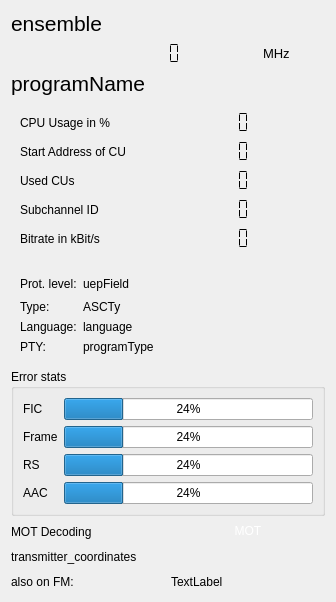
First picture: the form in forms/technical_data.ui, repository JvanKatwijk/qt-dab, before the edit.
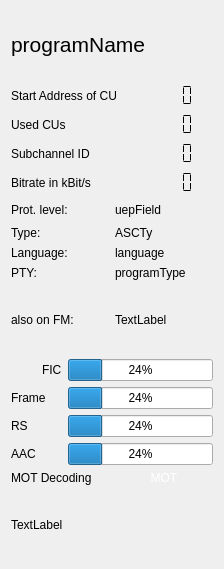
Second picture: the form after the edit.

```diff
--- a/forms/technical_data.ui
+++ b/forms/technical_data.ui
@@ -6,87 +6,14 @@
    <rect>
     <x>0</x>
     <y>0</y>
-    <width>336</width>
-    <height>602</height>
+    <width>224</width>
+    <height>569</height>
    </rect>
   </property>
   <property name="windowTitle">
    <string>Technical Details</string>
   </property>
   <layout class="QVBoxLayout" name="verticalLayout">
-   <item>
-    <widget class="QLabel" name="ensemble">
-     <property name="font">
-      <font>
-       <pointsize>16</pointsize>
-      </font>
-     </property>
-     <property name="toolTip">
-      <string>&lt;html&gt;&lt;head/&gt;&lt;body&gt;&lt;p&gt;Ensemble Name&lt;/p&gt;&lt;/body&gt;&lt;/html&gt;</string>
-     </property>
-     <property name="text">
-      <string>ensemble</string>
-     </property>
-    </widget>
-   </item>
-   <item>
-    <layout class="QHBoxLayout" name="horizontalLayout">
-     <item>
-      <widget class="QLCDNumber" name="frequency">
-       <property name="sizePolicy">
-        <sizepolicy hsizetype="Minimum" vsizetype="Minimum">
-         <horstretch>8</horstretch>
-         <verstretch>0</verstretch>
-        </sizepolicy>
-       </property>
-       <property name="font">
-        <font>
-         <pointsize>12</pointsize>
-        </font>
-       </property>
-       <property name="toolTip">
-        <string>&lt;html&gt;&lt;head/&gt;&lt;body&gt;&lt;p&gt;Frequency in MHz&lt;/p&gt;&lt;p&gt;Only shown when the input is not a pre-recorded file.&lt;/p&gt;&lt;/body&gt;&lt;/html&gt;</string>
-       </property>
-       <property name="frameShape">
-        <enum>QFrame::NoFrame</enum>
-       </property>
-       <property name="frameShadow">
-        <enum>QFrame::Raised</enum>
-       </property>
-       <property name="smallDecimalPoint">
-        <bool>true</bool>
-       </property>
-       <property name="digitCount">
-        <number>8</number>
-       </property>
-       <property name="segmentStyle">
-        <enum>QLCDNumber::Flat</enum>
-       </property>
-      </widget>
-     </item>
-     <item>
-      <widget class="QLabel" name="label_4">
-       <property name="sizePolicy">
-        <sizepolicy hsizetype="Preferred" vsizetype="Preferred">
-         <horstretch>2</horstretch>
-         <verstretch>0</verstretch>
-        </sizepolicy>
-       </property>
-       <property name="font">
-        <font>
-         <pointsize>10</pointsize>
-        </font>
-       </property>
-       <property name="toolTip">
-        <string>&lt;html&gt;&lt;head/&gt;&lt;body&gt;&lt;p&gt;Frequency in MHz&lt;/p&gt;&lt;p&gt;Only shown when the input is not a pre-recorded file.&lt;/p&gt;&lt;/body&gt;&lt;/html&gt;</string>
-       </property>
-       <property name="text">
-        <string>MHz</string>
-       </property>
-      </widget>
-     </item>
-    </layout>
-   </item>
    <item>
     <widget class="QLabel" name="programName">
      <property name="font">
@@ -103,33 +30,15 @@
     </widget>
    </item>
    <item>
-    <widget class="QWidget" name="techdetailGroup" native="true">
-     <layout class="QFormLayout" name="formLayout_2">
+    <layout class="QFormLayout" name="formLayout">
       <item row="0" column="0">
-       <widget class="QLabel" name="cpuLabel">
-        <property name="text">
-         <string>CPU Usage in %</string>
-        </property>
-       </widget>
-      </item>
-      <item row="0" column="1">
-       <widget class="QLCDNumber" name="cpuMonitor">
-        <property name="frameShape">
-         <enum>QFrame::NoFrame</enum>
-        </property>
-        <property name="segmentStyle">
-         <enum>QLCDNumber::Flat</enum>
-        </property>
-       </widget>
-      </item>
-      <item row="1" column="0">
        <widget class="QLabel" name="label">
         <property name="text">
          <string>Start Address of CU</string>
         </property>
        </widget>
       </item>
-      <item row="1" column="1">
+     <item row="0" column="1">
        <widget class="QLCDNumber" name="startAddressDisplay">
         <property name="frameShape">
          <enum>QFrame::NoFrame</enum>
@@ -139,14 +48,14 @@
         </property>
        </widget>
       </item>
-      <item row="2" column="0">
+     <item row="1" column="0">
        <widget class="QLabel" name="label_2">
         <property name="text">
          <string>Used CUs</string>
         </property>
        </widget>
       </item>
-      <item row="2" column="1">
+     <item row="1" column="1">
        <widget class="QLCDNumber" name="lengthDisplay">
         <property name="frameShape">
          <enum>QFrame::NoFrame</enum>
@@ -156,14 +65,14 @@
         </property>
        </widget>
       </item>
-      <item row="3" column="0">
+     <item row="2" column="0">
        <widget class="QLabel" name="label_6">
         <property name="text">
          <string>Subchannel ID</string>
         </property>
        </widget>
       </item>
-      <item row="3" column="1">
+     <item row="2" column="1">
        <widget class="QLCDNumber" name="subChIdDisplay">
         <property name="frameShape">
          <enum>QFrame::NoFrame</enum>
@@ -173,14 +82,14 @@
         </property>
        </widget>
       </item>
-      <item row="4" column="0">
+     <item row="3" column="0">
        <widget class="QLabel" name="l6">
         <property name="text">
          <string>Bitrate in kBit/s</string>
         </property>
        </widget>
       </item>
-      <item row="4" column="1">
+     <item row="3" column="1">
        <widget class="QLCDNumber" name="bitrateDisplay">
         <property name="frameShape">
          <enum>QFrame::NoFrame</enum>
@@ -191,11 +100,9 @@
        </widget>
       </item>
      </layout>
-    </widget>
    </item>
    <item>
-    <widget class="QWidget" name="programdetailGroup" native="true">
-     <layout class="QFormLayout" name="formLayout_3">
+    <layout class="QGridLayout" name="gridLayout_2">
       <item row="0" column="0">
        <widget class="QLabel" name="label_5">
         <property name="minimumSize">
@@ -286,22 +193,35 @@
        </widget>
       </item>
      </layout>
+   </item>
+   <item>
+    <layout class="QHBoxLayout" name="horizontalLayout_3">
+     <item>
+      <widget class="QLabel" name="fmLabel">
+       <property name="text">
+        <string>also on FM:</string>
+       </property>
     </widget>
    </item>
    <item>
-    <widget class="QGroupBox" name="errorGroup">
-     <property name="title">
-      <string>Error stats</string>
-     </property>
-     <layout class="QFormLayout" name="formLayout">
-      <item row="0" column="0">
+      <widget class="QLabel" name="fmFrequency">
+       <property name="text">
+        <string>TextLabel</string>
+       </property>
+      </widget>
+     </item>
+    </layout>
+   </item>
+   <item>
+    <layout class="QGridLayout" name="gridLayout">
+     <item row="0" column="1">
        <widget class="QLabel" name="ficErrorLabel">
         <property name="text">
          <string>FIC</string>
         </property>
        </widget>
       </item>
-      <item row="0" column="1">
+     <item row="0" column="2">
        <widget class="QProgressBar" name="ficError_display">
         <property name="toolTip">
          <string>&lt;html&gt;&lt;head/&gt;&lt;body&gt;&lt;p&gt;Quality of FIC decoding, 100 is good&lt;/p&gt;&lt;/body&gt;&lt;/html&gt;</string>
@@ -311,14 +231,14 @@
         </property>
        </widget>
       </item>
-      <item row="1" column="0">
+     <item row="1" column="0" colspan="2">
        <widget class="QLabel" name="frameErrorLabel">
         <property name="text">
          <string>Frame</string>
         </property>
        </widget>
       </item>
-      <item row="1" column="1">
+     <item row="1" column="2">
        <widget class="QProgressBar" name="frameError_display">
         <property name="toolTip">
          <string>&lt;html&gt;&lt;head/&gt;&lt;body&gt;&lt;p&gt;Frame errors. Indication of the quality of the DAB+ frame detection. 100 is good.&lt;/p&gt;&lt;/body&gt;&lt;/html&gt;</string>
@@ -328,14 +248,14 @@
         </property>
        </widget>
       </item>
-      <item row="2" column="0">
+     <item row="2" column="0" colspan="2">
        <widget class="QLabel" name="rsErrorLabel">
         <property name="text">
          <string>RS</string>
         </property>
        </widget>
       </item>
-      <item row="2" column="1">
+     <item row="2" column="2">
        <widget class="QProgressBar" name="rsError_display">
         <property name="toolTip">
          <string>&lt;html&gt;&lt;head/&gt;&lt;body&gt;&lt;p&gt;Quality of the DAB+ frames. &lt;/p&gt;&lt;p&gt;Indicator for the amount of times meaning the frames contain more errors than the Reed Solomon correction can correct. &lt;/p&gt;&lt;p&gt;100 is good.&lt;/p&gt;&lt;/body&gt;&lt;/html&gt;</string>
@@ -352,7 +272,7 @@
         </property>
        </widget>
       </item>
-      <item row="3" column="1">
+     <item row="3" column="2">
        <widget class="QProgressBar" name="aacError_display">
         <property name="toolTip">
          <string>&lt;html&gt;&lt;head/&gt;&lt;body&gt;&lt;p&gt;Indicator of the success rate of handling the AAC frames in the DAB+ transmissions.&lt;/p&gt;&lt;/body&gt;&lt;/html&gt;</string>
@@ -363,10 +283,9 @@
        </widget>
       </item>
      </layout>
-    </widget>
    </item>
    <item>
-    <layout class="QHBoxLayout" name="horizontalLayout_2">
+    <layout class="QHBoxLayout" name="horizontalLayout">
      <item>
       <widget class="QLabel" name="label_7">
        <property name="text">
@@ -376,6 +295,12 @@
      </item>
      <item>
       <widget class="QLabel" name="motAvailable">
+       <property name="sizePolicy">
+        <sizepolicy hsizetype="Preferred" vsizetype="Fixed">
+         <horstretch>0</horstretch>
+         <verstretch>0</verstretch>
+        </sizepolicy>
+       </property>
        <property name="toolTip">
         <string>&lt;html&gt;&lt;head/&gt;&lt;body&gt;&lt;p&gt;Slide show indicator&lt;/p&gt;&lt;p&gt;Green means MOT frames are received.&lt;/p&gt;&lt;/body&gt;&lt;/html&gt;</string>
        </property>
@@ -390,32 +315,11 @@
     </layout>
    </item>
    <item>
-    <widget class="QLabel" name="transmitter_coordinates">
-     <property name="toolTip">
-      <string>&lt;html&gt;&lt;head/&gt;&lt;body&gt;&lt;p&gt;In EN300401 (2017) the possibility of passing transmitter coordinates through the FIC is cancelled.&lt;/p&gt;&lt;p&gt;The numbers given here are an estimate if the mainId and subId as derived from the null period.&lt;/p&gt;&lt;/body&gt;&lt;/html&gt;</string>
-     </property>
-     <property name="text">
-      <string>transmitter_coordinates</string>
-     </property>
-    </widget>
-   </item>
-   <item>
-    <layout class="QHBoxLayout" name="horizontalLayout_3">
-     <item>
-      <widget class="QLabel" name="fmLabel">
-       <property name="text">
-        <string>also on FM:</string>
-       </property>
-      </widget>
-     </item>
-     <item>
-      <widget class="QLabel" name="fmFrequency">
+    <widget class="QLabel" name="pictureLabel">
        <property name="text">
         <string>TextLabel</string>
        </property>
       </widget>
-     </item>
-    </layout>
    </item>
   </layout>
  </widget>
```
Lines whose indentation alone changed are shown as unchanged.
